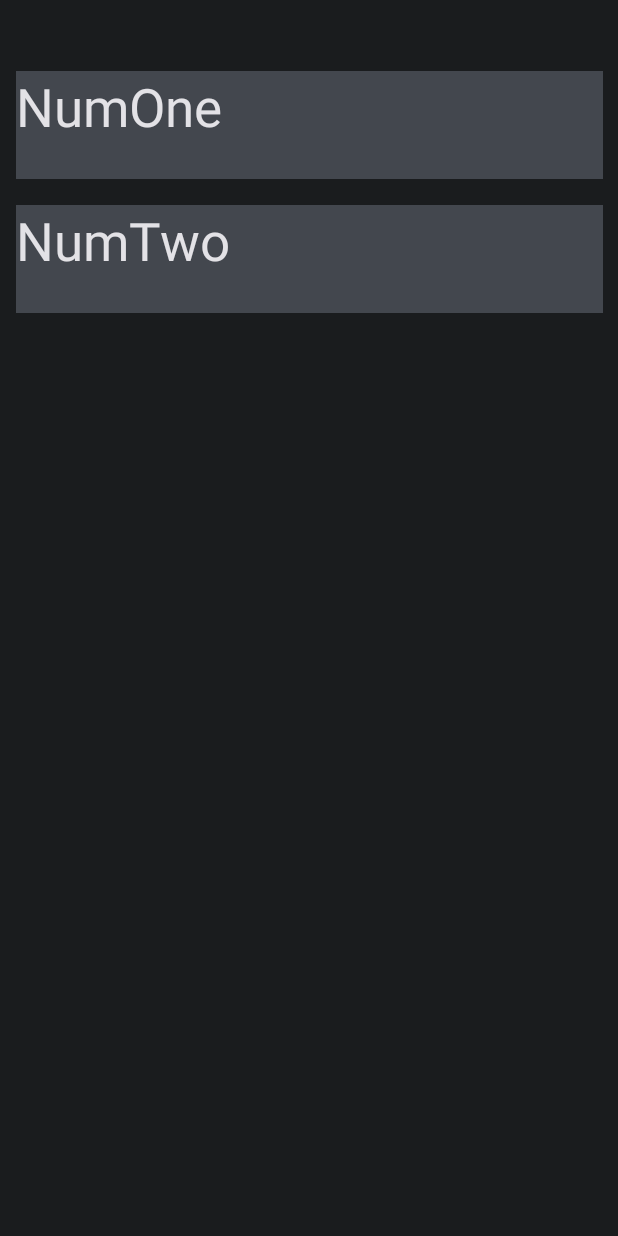
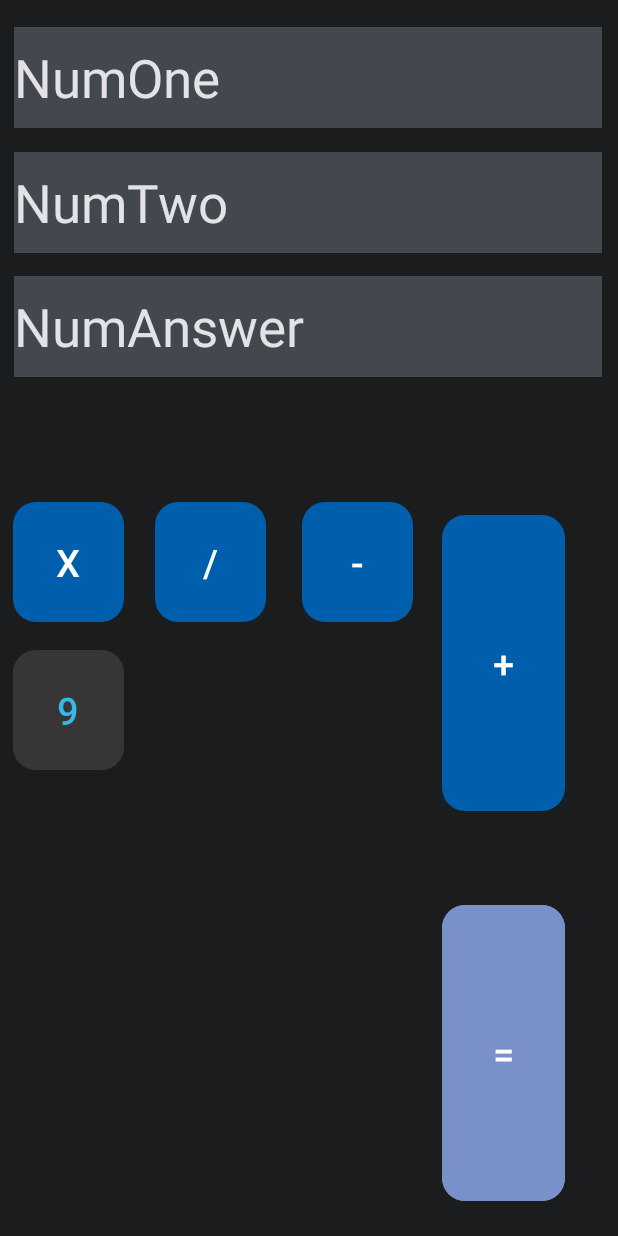
Before and after one commit to AustinEmmanuel/CalculatorAppEmmanuel, an Android app: the screen it shows after launch (MainActivity), on a phone screen of 412 x 824 dp. Run offline under Robolectric (Android 15) with nearby library versions, the phone set to English and light mode, and no system bars.

Commit message:
9/8__changed the three textview boxes to plainText boxes(That's why I couldn't type in any numbers). I then Added the other two plainTexts; after that I added the math buttons and created dimens for them. Then I worked on creating the first of the numerical buttons and created dimens for them as well.

```diff
--- a/app/src/main/res/layout/activity_main.xml
+++ b/app/src/main/res/layout/activity_main.xml
@@ -7,33 +7,142 @@
     android:background="@color/md_theme_dark_background"
     tools:context=".MainActivity">
 
-    <TextView
-        android:id="@+id/num_one"
-        android:layout_width="391dp"
-        android:layout_height="72dp"
-        android:background="@color/md_theme_dark_surfaceVariant"
+    <EditText
+        android:id="@+id/num_One"
+        android:layout_width="392dp"
+        android:layout_height="67dp"
+        android:background="@color/md_theme_dark_outlineVariant"
+        android:ems="10"
         android:hint="@string/num_1"
-        android:text="@string/num_1"
-        android:textColor="@color/md_theme_dark_inverseSurface"
+        android:inputType="number"
+        android:textColorHint="@color/md_theme_dark_inverseSurface"
         android:textSize="@dimen/numberPadding"
         app:layout_constraintBottom_toBottomOf="parent"
         app:layout_constraintEnd_toEndOf="parent"
+        app:layout_constraintHorizontal_bias="0.473"
         app:layout_constraintStart_toStartOf="parent"
         app:layout_constraintTop_toTopOf="parent"
-        app:layout_constraintVertical_bias="0.063" />
+        app:layout_constraintVertical_bias="0.024" />
 
-    <TextView
-        android:id="@+id/num_one2"
-        android:layout_width="391dp"
-        android:layout_height="72dp"
-        android:background="@color/md_theme_dark_surfaceVariant"
+    <EditText
+        android:id="@+id/num_Two"
+        android:layout_width="392dp"
+        android:layout_height="67dp"
+        android:background="@color/md_theme_dark_outlineVariant"
+        android:ems="10"
         android:hint="@string/num_2"
-        android:text="@string/num_2"
-        android:textColor="@color/md_theme_dark_inverseSurface"
+        android:inputType="number"
+        android:textColorHint="@color/md_theme_dark_inverseSurface"
         android:textSize="@dimen/numberPadding"
         app:layout_constraintBottom_toBottomOf="parent"
         app:layout_constraintEnd_toEndOf="parent"
+        app:layout_constraintHorizontal_bias="0.473"
         app:layout_constraintStart_toStartOf="parent"
-        app:layout_constraintTop_toBottomOf="@+id/num_one"
-        app:layout_constraintVertical_bias="0.027" />
+        app:layout_constraintTop_toBottomOf="@+id/num_One"
+        app:layout_constraintVertical_bias="0.024" />
+
+    <EditText
+        android:id="@+id/num_answer"
+        android:layout_width="392dp"
+        android:layout_height="67dp"
+        android:background="@color/md_theme_dark_outlineVariant"
+        android:ems="10"
+        android:hint="@string/num_answer"
+        android:inputType="number"
+        android:textColorHint="@color/md_theme_dark_inverseSurface"
+        android:textSize="@dimen/numberPadding"
+        app:layout_constraintBottom_toBottomOf="parent"
+        app:layout_constraintEnd_toEndOf="parent"
+        app:layout_constraintHorizontal_bias="0.473"
+        app:layout_constraintStart_toStartOf="parent"
+        app:layout_constraintTop_toBottomOf="@+id/num_Two"
+        app:layout_constraintVertical_bias="0.026" />
+
+    <Button
+        android:id="@+id/button_multiply"
+        android:layout_width="@dimen/button_layout_width"
+        android:layout_height="@dimen/button_layout_height"
+        android:text="X"
+        android:textSize="@dimen/buttonNumberPadding"
+        app:cornerRadius="@dimen/cornerRadius"
+        app:layout_constraintBottom_toBottomOf="parent"
+        app:layout_constraintEnd_toEndOf="parent"
+        app:layout_constraintHorizontal_bias="0.026"
+        app:layout_constraintStart_toStartOf="parent"
+        app:layout_constraintTop_toTopOf="parent"
+        app:layout_constraintVertical_bias="0.449" />
+
+
+    <Button
+        android:id="@+id/button_divide"
+        android:layout_width="@dimen/button_layout_width"
+        android:layout_height="@dimen/button_layout_height"
+        android:text="/"
+        android:textSize="@dimen/buttonNumberPadding"
+        app:cornerRadius="@dimen/cornerRadius"
+        app:layout_constraintBottom_toBottomOf="parent"
+        app:layout_constraintEnd_toEndOf="parent"
+        app:layout_constraintHorizontal_bias="0.082"
+        app:layout_constraintStart_toEndOf="@+id/button_multiply"
+        app:layout_constraintTop_toTopOf="parent"
+        app:layout_constraintVertical_bias="0.449" />
+
+    <Button
+        android:id="@+id/button_subtraction"
+        android:layout_width="@dimen/button_layout_width"
+        android:layout_height="@dimen/button_layout_height"
+        android:text="-"
+        android:textSize="@dimen/buttonNumberPadding"
+        app:cornerRadius="@dimen/cornerRadius"
+        app:layout_constraintBottom_toBottomOf="parent"
+        app:layout_constraintEnd_toEndOf="parent"
+        app:layout_constraintHorizontal_bias="0.149"
+        app:layout_constraintStart_toEndOf="@+id/button_divide"
+        app:layout_constraintTop_toTopOf="parent"
+        app:layout_constraintVertical_bias="0.449" />
+
+    <Button
+        android:id="@+id/button_addition"
+        android:layout_width="82dp"
+        android:layout_height="205dp"
+        android:text="+"
+        android:textSize="@dimen/buttonNumberPadding"
+        app:cornerRadius="@dimen/cornerRadius"
+        app:layout_constraintBottom_toBottomOf="parent"
+        app:layout_constraintEnd_toEndOf="parent"
+        app:layout_constraintHorizontal_bias="0.358"
+        app:layout_constraintStart_toEndOf="@+id/button_subtraction"
+        app:layout_constraintTop_toTopOf="parent"
+        app:layout_constraintVertical_bias="0.549" />
+
+    <Button
+        android:id="@+id/button_equal"
+        android:layout_width="82dp"
+        android:layout_height="205dp"
+        android:backgroundTint="@color/material_dynamic_primary60"
+        android:text="="
+        android:textSize="@dimen/buttonNumberPadding"
+        app:cornerRadius="@dimen/cornerRadius"
+        app:layout_constraintBottom_toBottomOf="parent"
+        app:layout_constraintEnd_toEndOf="parent"
+        app:layout_constraintHorizontal_bias="0.358"
+        app:layout_constraintStart_toEndOf="@+id/button_subtraction"
+        app:layout_constraintTop_toTopOf="parent"
+        app:layout_constraintVertical_bias="0.969" />
+
+    <Button
+        android:id="@+id/button_9"
+        android:layout_width="@dimen/button_layout_width"
+        android:layout_height="@dimen/button_layout_height"
+        android:backgroundTint="#373535"
+        android:text="9"
+        android:textColor="#33BBE8"
+        android:textSize="@dimen/buttonNumberPadding"
+        app:cornerRadius="@dimen/cornerRadius"
+        app:layout_constraintBottom_toBottomOf="parent"
+        app:layout_constraintEnd_toEndOf="parent"
+        app:layout_constraintHorizontal_bias="0.026"
+        app:layout_constraintStart_toStartOf="parent"
+        app:layout_constraintTop_toBottomOf="@+id/button_multiply"
+        app:layout_constraintVertical_bias="0.033" />
 </androidx.constraintlayout.widget.ConstraintLayout>
--- a/app/src/main/res/values/dimens.xml
+++ b/app/src/main/res/values/dimens.xml
@@ -2,4 +2,7 @@
 <resources>
     <dimen name="numberPadding">35dp</dimen>
     <dimen name="buttonNumberPadding">25dp</dimen>
+    <dimen name="cornerRadius">15dp</dimen>
+    <dimen name="button_layout_width">74dp</dimen>
+    <dimen name="button_layout_height">88dp</dimen>
 </resources>
```
